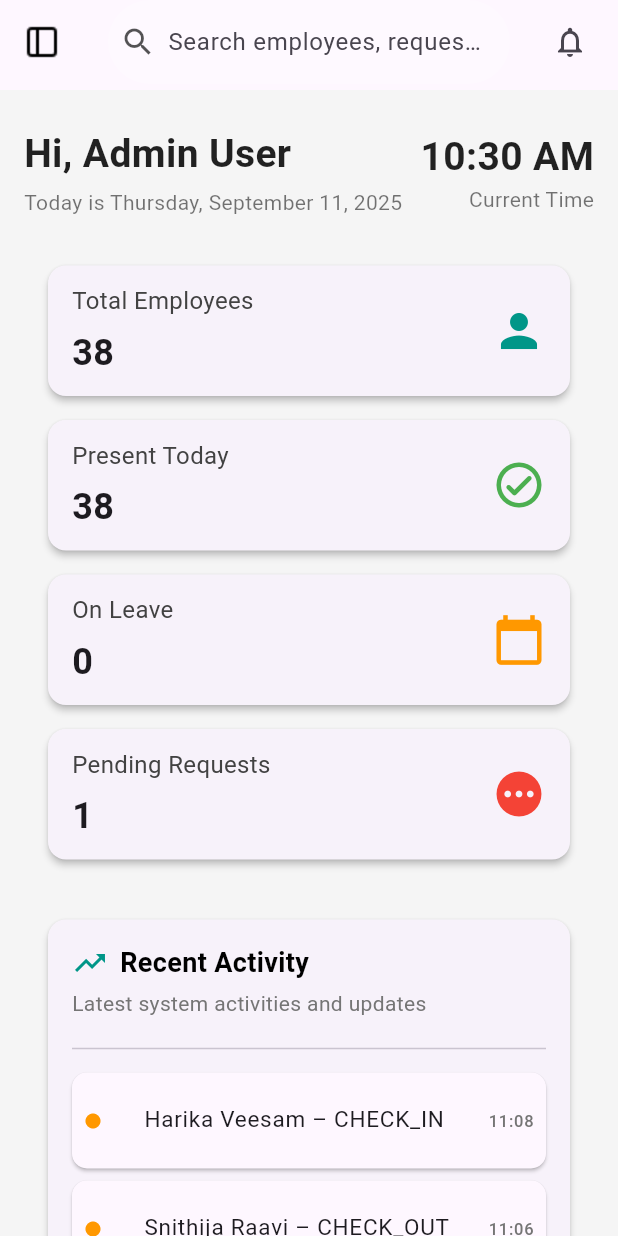
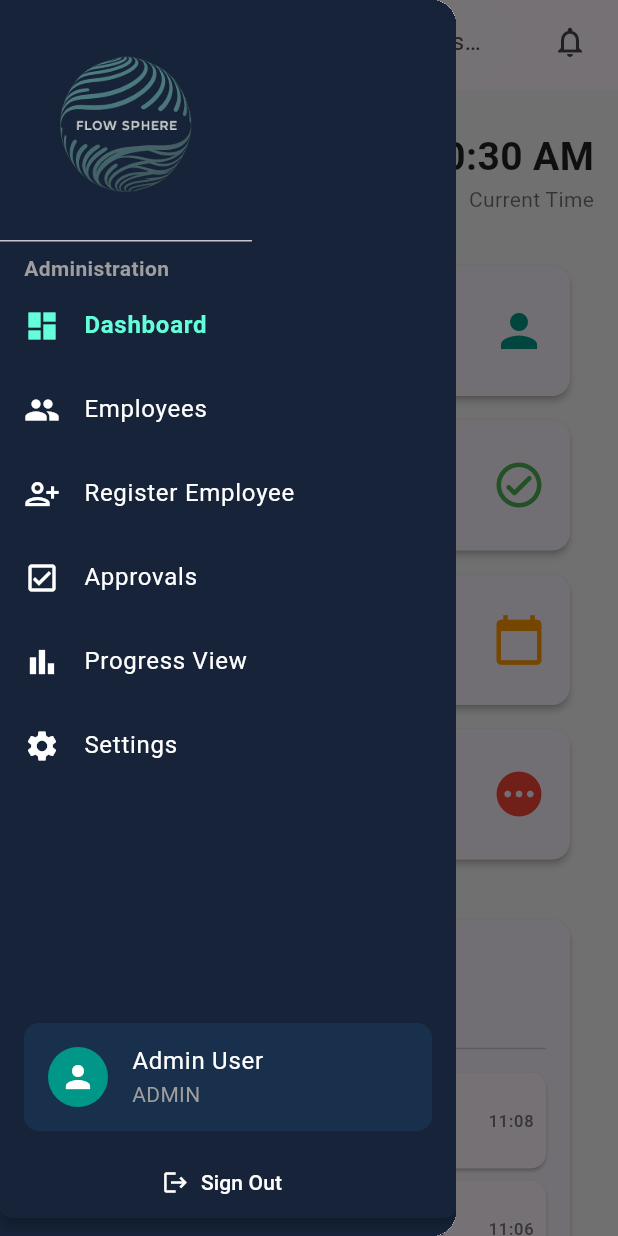
Before and after one commit to vishnu0220/Sria, a Flutter app: the screen it shows after launch, with the side drawer open (before the commit the screen has no drawer), on a phone screen of 412 x 824 dp. Run offline on Flutter 3.47's test engine with Material 3 defaults, Android fonts, the phone set to English and light mode, and no system bars.

Commit message:
created Navigation Drawer

```diff
--- a/lib/main.dart
+++ b/lib/main.dart
@@ -1,4 +1,7 @@
 import 'package:flow_sphere/screens/adminScreens/admin_dashboard.dart';
+import 'package:flow_sphere/screens/adminScreens/approval_screen.dart';
+import 'package:flow_sphere/screens/adminScreens/employees_screen.dart';
+import 'package:flow_sphere/screens/adminScreens/register_employee.dart';
 import 'package:flow_sphere/screens/authScreens/login_screen.dart';
 import 'package:flow_sphere/screens/authScreens/password_reset_page.dart';
 import 'package:flow_sphere/screens/userScreens/calender_screen.dart';
@@ -30,8 +33,18 @@ class MyApp extends StatelessWidget {
       //   '/profile': (context) => const ProfileScreen(),
       //   '/resetPassword': (context) => const PasswordResetPage(),
       // },
-      home: AdminDashboardScreen(),
-      debugShowCheckedModeBanner: false,
+      // home: AdminDashboardScreen(),
+      // debugShowCheckedModeBanner: false,
+      initialRoute: '/admindashboard',
+      routes: {
+        '/login': (context) => const LoginScreen(),
+        '/admindashboard': (context) => const AdminDashboardScreen(),
+        '/employees': (context) => const EmployeesScreen(),
+        '/register employee': (context) => const RegisterEmployeeScreen(),
+        '/approvals': (context) => const ApprovalScreen(),
+        '/progress view': (context) => const AdminDashboardScreen(),
+        '/settings': (context) => const AdminDashboardScreen(),
+      },
     );
   }
 }
--- a/lib/screens/adminScreens/admin_dashboard.dart
+++ b/lib/screens/adminScreens/admin_dashboard.dart
@@ -1,5 +1,6 @@
 import 'dart:async';
 
+import 'package:flow_sphere/screens/adminScreens/widgets/admin_navigation_drawer.dart';
 import 'package:flow_sphere/screens/adminScreens/widgets/dashboard_state_card.dart';
 import 'package:flow_sphere/screens/adminScreens/widgets/recent_activity_card.dart';
 import 'package:flow_sphere/screens/userScreens/custom_appbar.dart';
@@ -55,6 +56,7 @@ class _AdminDashboardScreenState extends State<AdminDashboardScreen> {
     final formattedTime = DateFormat('hh:mm a').format(_currentTime);
     return Scaffold(
       appBar: CustomAppBar(),
+      drawer: AdminNavigationDrawer(),
       backgroundColor: Colors.grey[100],
       body: SingleChildScrollView(
         padding: const EdgeInsets.symmetric(horizontal: 16.0, vertical: 24.0),
--- a/lib/screens/adminScreens/approval_screen.dart
+++ b/lib/screens/adminScreens/approval_screen.dart
@@ -1,3 +1,4 @@
+import 'package:flow_sphere/screens/adminScreens/widgets/admin_navigation_drawer.dart';
 import 'package:flow_sphere/screens/adminScreens/widgets/request_card.dart';
 import 'package:flow_sphere/screens/adminScreens/widgets/review_request_dialog.dart';
 import 'package:flow_sphere/screens/userScreens/custom_appbar.dart';
@@ -92,7 +93,7 @@ class _ApprovalScreenState extends State<ApprovalScreen> {
   Widget build(BuildContext context) {
     return Scaffold(
       appBar: CustomAppBar(),
-      // drawer: CustomNavigationDrawer(),
+      drawer: AdminNavigationDrawer(),
       body: SingleChildScrollView(
         padding: const EdgeInsets.all(16.0),
         child: Column(
--- a/lib/screens/adminScreens/employees_screen.dart
+++ b/lib/screens/adminScreens/employees_screen.dart
@@ -1,3 +1,4 @@
+import 'package:flow_sphere/screens/adminScreens/widgets/admin_navigation_drawer.dart';
 import 'package:flow_sphere/screens/adminScreens/widgets/employee_card.dart';
 import 'package:flow_sphere/screens/userScreens/custom_appbar.dart';
 import 'package:flow_sphere/screens/userScreens/navigation_drawer.dart';
@@ -213,7 +214,7 @@ class _EmployeesScreenState extends State<EmployeesScreen> {
 
     return Scaffold(
       appBar: CustomAppBar(),
-      drawer: CustomNavigationDrawer(),
+      drawer: AdminNavigationDrawer(),
       body: Padding(
         padding: const EdgeInsets.all(12.0),
         child: Column(
--- a/lib/screens/adminScreens/register_employee.dart
+++ b/lib/screens/adminScreens/register_employee.dart
@@ -1,3 +1,4 @@
+import 'package:flow_sphere/screens/adminScreens/widgets/admin_navigation_drawer.dart';
 import 'package:flow_sphere/screens/adminScreens/widgets/employee_form.dart';
 import 'package:flow_sphere/screens/adminScreens/widgets/headersection.dart';
 import 'package:flow_sphere/screens/adminScreens/widgets/notification_banner.dart';
@@ -48,7 +49,8 @@ class _RegisterEmployeeScreenState extends State<RegisterEmployeeScreen> {
   @override
   Widget build(BuildContext context) {
     return Scaffold(
-      appBar: AppBar(),
+      appBar: AppBar(leading: BackButton(color: Colors.black)),
+      drawer: AdminNavigationDrawer(),
       body: SingleChildScrollView(
         padding: EdgeInsets.all(16),
         child: Column(
--- /dev/null
+++ b/lib/screens/adminScreens/widgets/admin_navigation_drawer.dart
@@ -0,0 +1,169 @@
+import 'package:flow_sphere/screens/adminScreens/admin_dashboard.dart';
+import 'package:flow_sphere/screens/adminScreens/approval_screen.dart';
+import 'package:flow_sphere/screens/adminScreens/employees_screen.dart';
+import 'package:flow_sphere/screens/adminScreens/register_employee.dart';
+import 'package:flutter/material.dart';
+
+class AdminNavigationDrawer extends StatelessWidget {
+  const AdminNavigationDrawer({super.key});
+
+  @override
+  Widget build(BuildContext context) {
+    // Get current route name
+    final currentRoute = ModalRoute.of(context)?.settings.name ?? '';
+
+    return Drawer(
+      child: Container(
+        color: const Color(0xFF162339),
+        child: Column(
+          crossAxisAlignment: CrossAxisAlignment.start,
+          children: [
+            // Header with App Logo
+            DrawerHeader(
+              decoration: const BoxDecoration(color: Color(0xFF162339)),
+              child: Image.asset(
+                'assets/images/flowsphere_logo.png',
+                height: 48,
+              ),
+            ),
+            const Padding(
+              padding: EdgeInsets.symmetric(horizontal: 16.0),
+              child: Text(
+                'Administration',
+                style: TextStyle(
+                  color: Colors.grey,
+                  fontWeight: FontWeight.bold,
+                  fontSize: 14,
+                ),
+              ),
+            ),
+            _buildDrawerItem(
+              context,
+              icon: Icons.dashboard,
+              label: 'Dashboard',
+              routeName: '/admindashboard',
+              destination: const AdminDashboardScreen(),
+              currentRoute: currentRoute,
+            ),
+            _buildDrawerItem(
+              context,
+              icon: Icons.group,
+              label: 'Employees',
+              routeName: '/employees',
+              destination: const EmployeesScreen(),
+              currentRoute: currentRoute,
+            ),
+            _buildDrawerItem(
+              context,
+              icon: Icons.person_add_alt,
+              label: 'Register Employee',
+              routeName: '/register employee',
+              destination: const RegisterEmployeeScreen(),
+              currentRoute: currentRoute,
+            ),
+            _buildDrawerItem(
+              context,
+              icon: Icons.check_box_outlined,
+              label: 'Approvals',
+              routeName: '/approvals',
+              destination: const ApprovalScreen(),
+              currentRoute: currentRoute,
+            ),
+            _buildDrawerItem(
+              context,
+              icon: Icons.bar_chart_outlined,
+              label: 'Progress View',
+              routeName: '/progress view',
+              destination: const AdminDashboardScreen(),
+              currentRoute: currentRoute,
+            ),
+            _buildDrawerItem(
+              context,
+              icon: Icons.settings,
+              label: 'Settings',
+              routeName: '/settings',
+              destination: AdminDashboardScreen(),
+              currentRoute: currentRoute,
+            ),
+
+            const Spacer(),
+
+            // Admin Info
+            Container(
+              margin: const EdgeInsets.symmetric(
+                horizontal: 16.0,
+                vertical: 10.0,
+              ),
+              decoration: BoxDecoration(
+                color: const Color(0xFF19304d),
+                borderRadius: BorderRadius.circular(10),
+              ),
+              child: const ListTile(
+                leading: CircleAvatar(
+                  backgroundColor: Colors.teal,
+                  child: Icon(Icons.person, color: Colors.white),
+                ),
+                title: Text(
+                  'Admin User',
+                  style: TextStyle(color: Colors.white, fontSize: 16),
+                ),
+                subtitle: Text('ADMIN', style: TextStyle(color: Colors.grey)),
+              ),
+            ),
+
+            // Sign Out Button
+            Padding(
+              padding: const EdgeInsets.only(bottom: 12.0),
+              child: ElevatedButton.icon(
+                style: ElevatedButton.styleFrom(
+                  backgroundColor: const Color(0xFF162339),
+                  foregroundColor: Colors.white,
+                  elevation: 3,
+                  minimumSize: const Size(double.infinity, 48),
+                  shape: RoundedRectangleBorder(
+                    borderRadius: BorderRadius.circular(8),
+                  ),
+                ),
+                icon: const Icon(Icons.logout),
+                label: const Text('Sign Out'),
+                onPressed: () {
+                  Navigator.pushReplacementNamed(context, '/login');
+                },
+              ),
+            ),
+          ],
+        ),
+      ),
+    );
+  }
+
+  Widget _buildDrawerItem(
+    BuildContext context, {
+    required IconData icon,
+    required String label,
+    required String routeName,
+    required Widget destination,
+    required String currentRoute,
+  }) {
+    final bool isActive = (currentRoute == routeName);
+
+    return ListTile(
+      leading: Icon(icon, color: isActive ? Colors.tealAccent : Colors.white),
+      title: Text(
+        label,
+        style: TextStyle(
+          color: isActive ? Colors.tealAccent : Colors.white,
+          fontWeight: isActive ? FontWeight.bold : FontWeight.normal,
+        ),
+      ),
+      selected: isActive,
+      selectedTileColor: Colors.teal.withAlpha(52),
+      onTap: () {
+        Navigator.pop(context);
+        if (!isActive) {
+          Navigator.pushNamed(context, routeName);
+        }
+      },
+    );
+  }
+}
```
